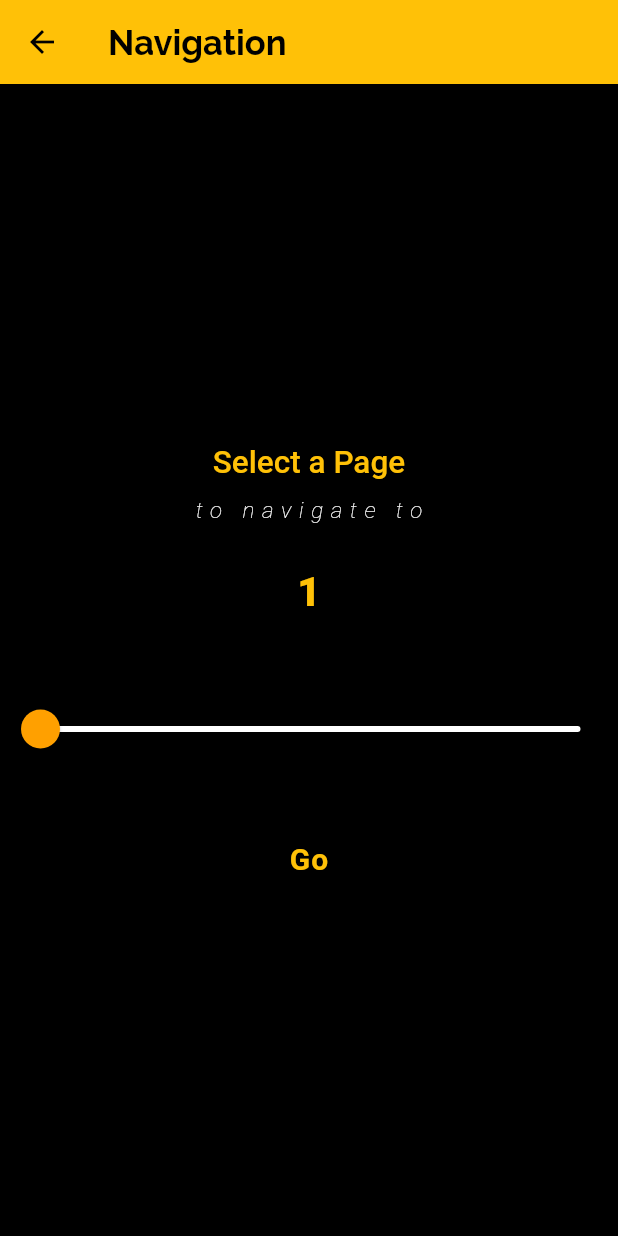
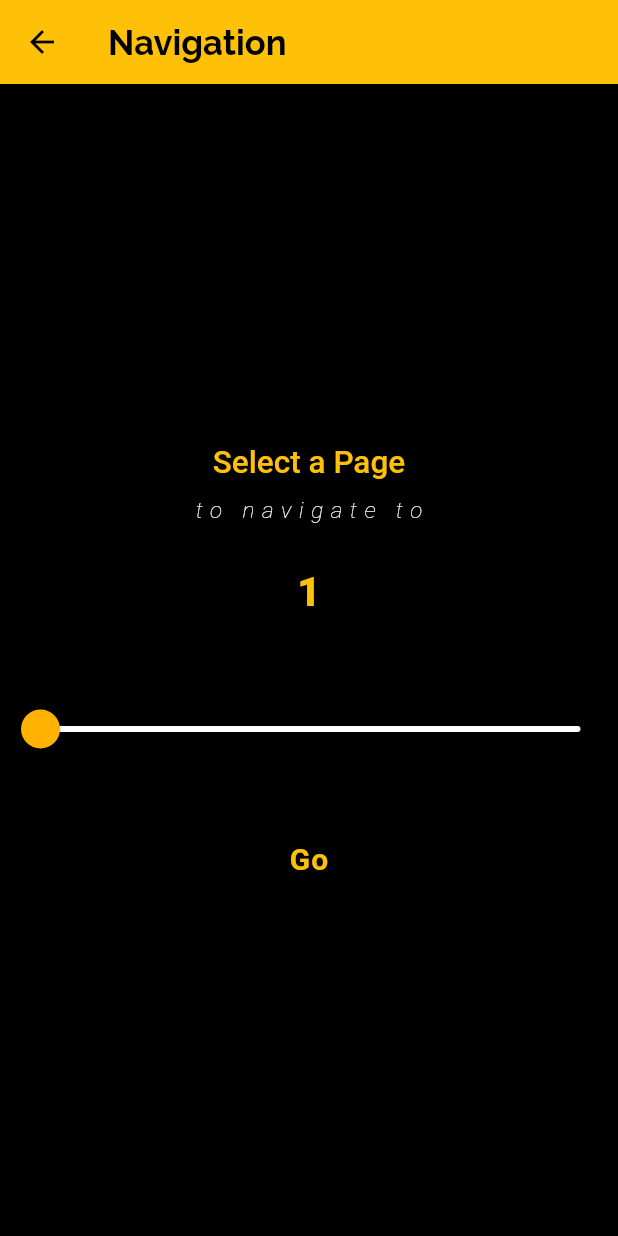
Before and after one commit to grayHatEnigma/Aflami, a Flutter app: the NavigationScreen screen opened by its route, on a phone screen of 412 x 824 dp. Run offline on Flutter 3.47's test engine with Material 2 defaults, Android fonts, the phone set to English and light mode, and no system bars; our stand-ins replace extended_image, rxdart, shared_preferences, youtube_player_flutter; accounts and stored records are empty; network calls fail.

Commit message:
version 1.0.2

```diff
--- a/lib/src/ui/screens/detail_screen.dart
+++ b/lib/src/ui/screens/detail_screen.dart
@@ -82,7 +82,7 @@ class _DetailScreenState extends State<DetailScreen> {
                             }),
                       ),
                     ],
-                    expandedHeight: 250.0,
+                    expandedHeight: 275.0,
                     floating: false,
                     pinned: true,
                     elevation: 0.0,
@@ -162,7 +162,8 @@ class _DetailScreenState extends State<DetailScreen> {
                             : noTrailer();
                       } else
                         return lodingTrailer();
-                    })
+                    }),
+                SizedBox(height: 5)
               ],
             ),
           ),
--- a/lib/src/ui/screens/navigation_screen.dart
+++ b/lib/src/ui/screens/navigation_screen.dart
@@ -68,7 +68,7 @@ class _NavigationScreenState extends State<NavigationScreen> {
               data: SliderTheme.of(context).copyWith(
                 thumbShape: RoundSliderThumbShape(enabledThumbRadius: 13),
                 overlayShape: RoundSliderOverlayShape(overlayRadius: 25),
-                thumbColor: Colors.amber[700],
+                thumbColor: Colors.amber[600],
                 overlayColor: Colors.white.withOpacity(0.25),
                 activeTrackColor: Colors.amber,
                 inactiveTrackColor: Colors.white,
```
